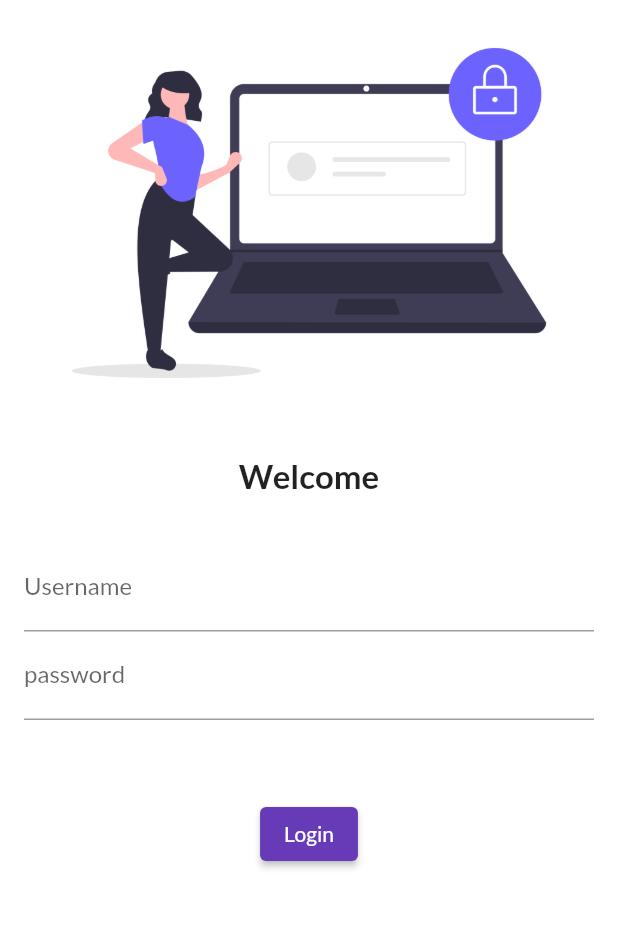
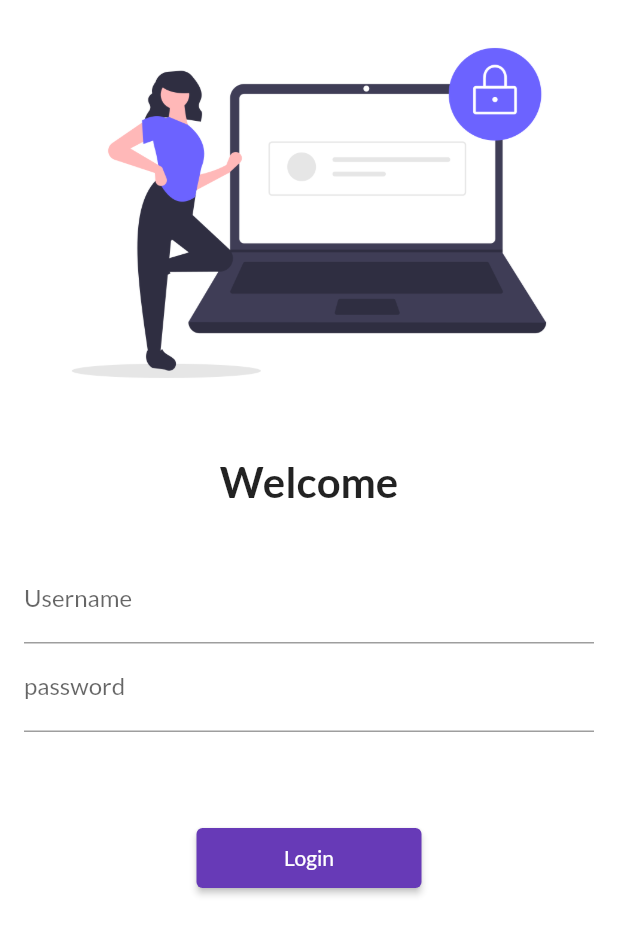
Before and after one commit to raj-jondhale/30DaysOfFlutter, a Flutter app: the screen it shows after launch, on a phone screen of 412 x 824 dp. Shown: the top 935 px of the screen. Run offline on Flutter 3.47's test engine with Material 2 defaults, Android fonts, the phone set to English and light mode, and no system bars; our stand-ins replace google_fonts.

Commit message:
Day5 completed

```diff
--- a/lib/main.dart
+++ b/lib/main.dart
@@ -2,6 +2,7 @@ import "dart:ui";
 
 import 'package:flutter/material.dart';
 import 'package:google_fonts/google_fonts.dart';
+import 'package:my_app/utils/routes.dart';
 
 import 'pages/home_page.dart';
 import 'pages/login_page.dart';
@@ -23,9 +24,11 @@ class MyApp extends StatelessWidget {
         darkTheme: ThemeData(
           brightness: Brightness.dark,
         ),
+        initialRoute: "/",
         routes: {
           "/": (context) => loginPage(),
-          "/home": (context) => HomePage(),
+          MyRoutes.homeRoute: (context) => HomePage(),
+          MyRoutes.loginRoute: (context) => loginPage(),
         });
   }
 }
--- a/lib/pages/login_page.dart
+++ b/lib/pages/login_page.dart
@@ -1,10 +1,13 @@
 import 'package:flutter/material.dart';
+
+import '../utils/routes.dart';
 
 class loginPage extends StatelessWidget {
   @override
   Widget build(BuildContext context) {
     return Material(
         color: Colors.white,
+        child: SingleChildScrollView(
           child: Column(
             children: [
               Image.asset(
@@ -17,13 +20,13 @@ class loginPage extends StatelessWidget {
               Text(
                 "Welcome",
                 style: TextStyle(
-                fontSize: 22,
+                  fontSize: 28,
                   fontWeight: FontWeight.bold,
                 ),
               ),
               Padding(
-              padding:
-                  const EdgeInsets.symmetric(horizontal: 16.0, vertical: 32.0),
+                padding: const EdgeInsets.symmetric(
+                    horizontal: 16.0, vertical: 32.0),
                 child: Column(
                   children: [
                     TextFormField(
@@ -43,15 +46,17 @@ class loginPage extends StatelessWidget {
                 ),
               ),
               SizedBox(
-              height: 20,
+                height: 28,
               ),
               ElevatedButton(
                 child: Text("Login"),
+                style: TextButton.styleFrom(minimumSize: Size(150, 40)),
                 onPressed: () {
-                print("You are logged in RJ's app");
+                  Navigator.pushNamed(context, MyRoutes.homeRoute);
                 },
               ),
             ],
+          ),
         ));
   }
 }
--- /dev/null
+++ b/lib/utils/routes.dart
@@ -0,0 +1,4 @@
+class MyRoutes {
+  static String loginRoute = "/login";
+  static String homeRoute = "/home";
+}
```
Also changed, not shown: 1 other file. Lines whose indentation alone changed are shown as unchanged.
